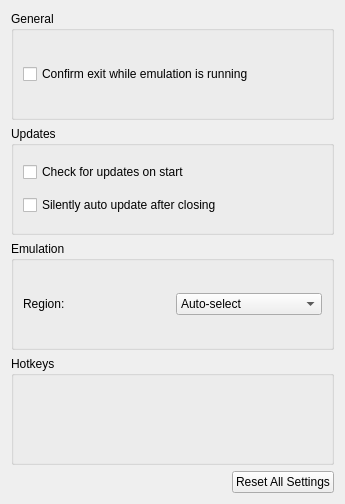
Before: the Qt Designer form src/citra_qt/configuration/configure_general.ui in PabloMK7/citra, drawn with Qt 5.
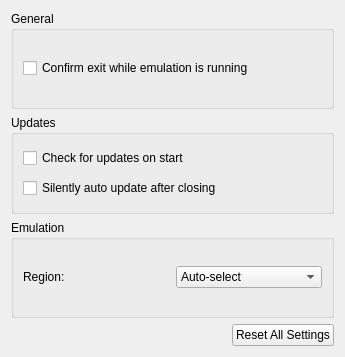
After: the same form once the commit is applied. Custom widgets are drawn as their Qt base class.

Commit message:
citra-qt: Add base support for hotkey reconfiguration + UI (whole of PR citra-emu/citra#3786)
* Adds a new Hotkeys tab in the Controls group.
* Right click to reconfigure.
* See the original PR for more details & screenshots.

Diff of the .ui file:
```diff
--- a/src/citra_qt/configuration/configure_general.ui
+++ b/src/citra_qt/configuration/configure_general.ui
@@ -7,7 +7,7 @@
     <x>0</x>
     <y>0</y>
     <width>345</width>
-    <height>504</height>
+    <height>357</height>
    </rect>
   </property>
   <property name="windowTitle">
@@ -21,9 +21,7 @@
        <property name="title">
         <string>General</string>
        </property>
-       <layout class="QHBoxLayout" name="horizontalLayout_3">
-        <item>
-         <layout class="QVBoxLayout" name="verticalLayout_2">
+       <layout class="QVBoxLayout" name="verticalLayout_5">
           <item>
            <widget class="QCheckBox" name="toggle_check_exit">
             <property name="text">
@@ -32,8 +30,6 @@
            </widget>
           </item>
          </layout>
-        </item>
-       </layout>
       </widget>
      </item>
      <item>
@@ -41,9 +37,7 @@
        <property name="title">
         <string>Updates</string>
        </property>
-       <layout class="QHBoxLayout" name="horizontalLayout_update">
-        <item>
-         <layout class="QVBoxLayout" name="verticalLayout_update">
+       <layout class="QVBoxLayout" name="verticalLayout_4">
           <item>
            <widget class="QCheckBox" name="toggle_update_check">
             <property name="text">
@@ -59,8 +53,6 @@
            </widget>
           </item>
          </layout>
-        </item>
-       </layout>
       </widget>
      </item>
      <item>
@@ -68,19 +60,15 @@
        <property name="title">
         <string>Emulation</string>
        </property>
-       <layout class="QHBoxLayout" name="horizontalLayout_5">
-        <item>
-         <layout class="QVBoxLayout" name="verticalLayout_6">
-          <item>
-           <layout class="QHBoxLayout" name="horizontalLayout_6">
-            <item>
+       <layout class="QGridLayout" name="gridLayout">
+        <item row="0" column="0">
              <widget class="QLabel" name="label">
               <property name="text">
                <string>Region:</string>
               </property>
              </widget>
             </item>
-            <item>
+        <item row="0" column="1">
              <widget class="QComboBox" name="region_combobox">
               <item>
                <property name="text">
@@ -125,26 +113,6 @@
              </widget>
             </item>
            </layout>
-          </item>
-         </layout>
-        </item>
-       </layout>
-      </widget>
-     </item>
-     <item>
-      <widget class="QGroupBox" name="groupBox_3">
-       <property name="title">
-        <string>Hotkeys</string>
-       </property>
-       <layout class="QHBoxLayout" name="horizontalLayout_4">
-        <item>
-         <layout class="QVBoxLayout" name="verticalLayout_4">
-          <item>
-           <widget class="GHotkeysDialog" name="hotkeysDialog" native="true"/>
-          </item>
-         </layout>
-        </item>
-       </layout>
       </widget>
      </item>
      <item alignment="Qt::AlignRight">
@@ -158,14 +126,6 @@
    </item>
   </layout>
  </widget>
- <customwidgets>
-  <customwidget>
-   <class>GHotkeysDialog</class>
-   <extends>QWidget</extends>
-   <header>hotkeys.h</header>
-   <container>1</container>
-  </customwidget>
- </customwidgets>
  <resources/>
  <connections/>
 </ui>
```
Lines whose indentation alone changed are shown as unchanged. The commit also changes 21 other files.
